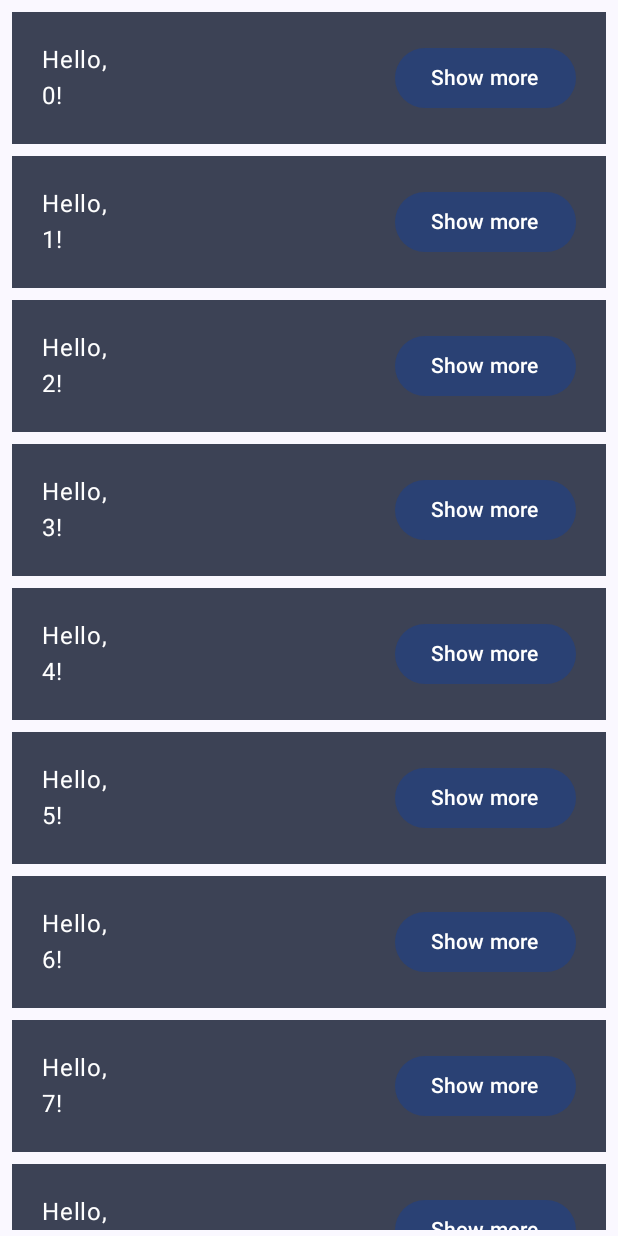
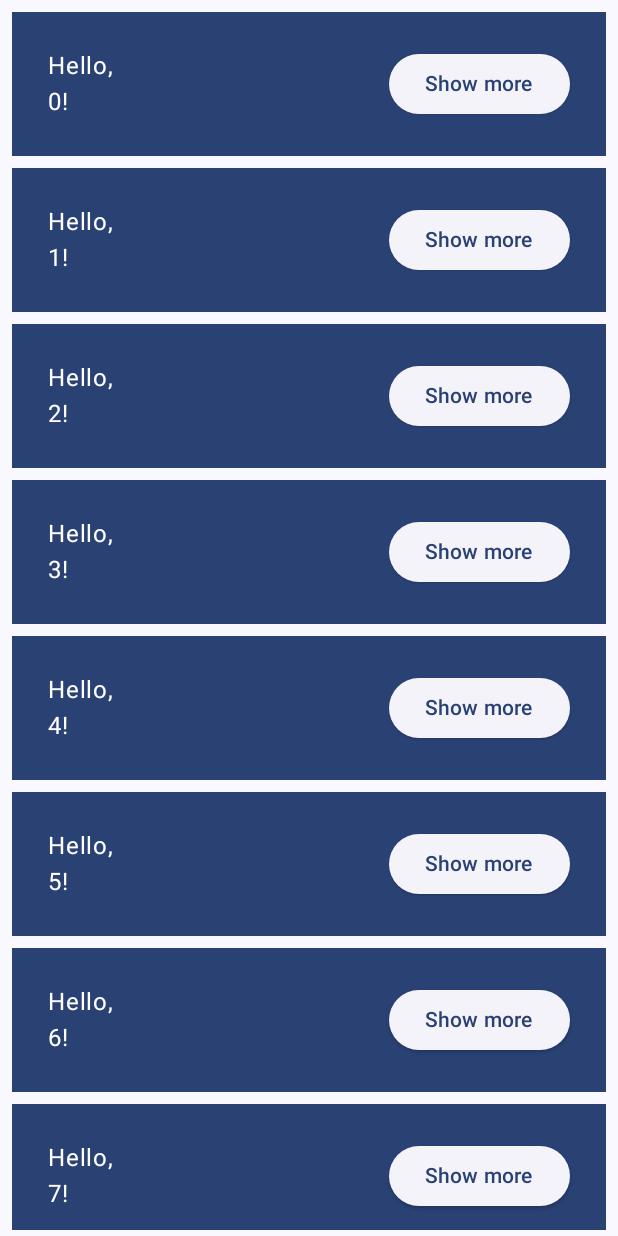
Before and after one commit to agathaappb/ComposeCodeLabs, an Android app built with Jetpack Compose: the screen it shows after launch (MainActivity), after a tap on "Continue", on a phone screen of 412 x 824 dp. Run offline under Robolectric (Android 15) with nearby library versions, the phone set to English and light mode, and no system bars.

Commit message:
incluindo animação

```diff
--- a/app/src/main/java/com/example/composecodelabs/MainActivity.kt
+++ b/app/src/main/java/com/example/composecodelabs/MainActivity.kt
@@ -3,6 +3,9 @@ package com.example.composecodelabs
 import android.os.Bundle
 import androidx.activity.ComponentActivity
 import androidx.activity.compose.setContent
+import androidx.compose.animation.core.Spring
+import androidx.compose.animation.core.animateDpAsState
+import androidx.compose.animation.core.spring
 import androidx.compose.foundation.layout.Arrangement
 import androidx.compose.foundation.layout.Column
 import androidx.compose.foundation.layout.Row
@@ -11,6 +14,7 @@ import androidx.compose.foundation.layout.padding
 import androidx.compose.foundation.lazy.LazyColumn
 import androidx.compose.foundation.lazy.items
 import androidx.compose.material3.Button
+import androidx.compose.material3.ElevatedButton
 import androidx.compose.material3.MaterialTheme
 import androidx.compose.material3.Surface
 import androidx.compose.material3.Text
@@ -25,6 +29,7 @@ import androidx.compose.ui.Modifier
 import androidx.compose.ui.tooling.preview.Preview
 import androidx.compose.ui.unit.dp
 import com.example.composecodelabs.ui.theme.ComposeCodeLabsTheme
+import kotlin.math.exp
 
 class MainActivity : ComponentActivity() {
     override fun onCreate(savedInstanceState: Bundle?) {
@@ -39,31 +44,39 @@ class MainActivity : ComponentActivity() {
 
 @Composable
 fun Greeting(name: String) {
-    val expanded = remember { mutableStateOf(false) }
-    val extraPadding = if(expanded.value)4.dp else 0.dp
-
-    Surface(color = MaterialTheme.colorScheme.secondary, modifier = Modifier.padding(vertical = 4.dp, horizontal = 8.dp)){
-        Row(modifier = Modifier.padding(20.dp)) {
-            Column(
-                modifier = Modifier
-                    .weight(1f)
-                    ) {
-                Text(
+    var expanded by remember { mutableStateOf(false) }
+    val extraPadding by animateDpAsState(
+        if (expanded) 48.dp else 0.dp,
+        animationSpec = spring(
+            dampingRatio = Spring.DampingRatioMediumBouncy,
+            stiffness = Spring.StiffnessLow
+        )
+    )
+    Surface(
+        color = MaterialTheme.colorScheme.primary,
+        modifier = Modifier.padding(vertical = 4.dp, horizontal = 8.dp)
+    ) {
+        Row(modifier = Modifier.padding(24.dp)) {
+            Column(modifier = Modifier
+                .weight(1f)
+                .padding(bottom = extraPadding.coerceAtLeast(0.dp))
+            ){
+            Text(
                     text = "Hello,"
                 )
                 Text(
                     text = "$name!"
                 )
 
-                if (expanded.value){
+                if (expanded){
                     Text(
                         text = "You can see now! o/", modifier = Modifier.padding(10.dp))
                 }
 
 
             }
-            Button(onClick = { expanded.value = !expanded.value }) {
-                Text(if (expanded.value) "Show less" else "Show more")
+            ElevatedButton(onClick = { expanded = !expanded }) {
+                Text(if (expanded) "Show less" else "Show more")
             }
 
 
@@ -90,6 +103,7 @@ fun OnboardingScreen(onContinueClicked: () -> Unit,modifier:Modifier = Modifier)
 @Composable
 fun MyApp(modifier: Modifier = Modifier) {
     var shouldShowOnboarding by rememberSaveable { mutableStateOf(true) }
+
     Surface(modifier) {
         if (shouldShowOnboarding){
             OnboardingScreen(onContinueClicked = { shouldShowOnboarding = false })
```
